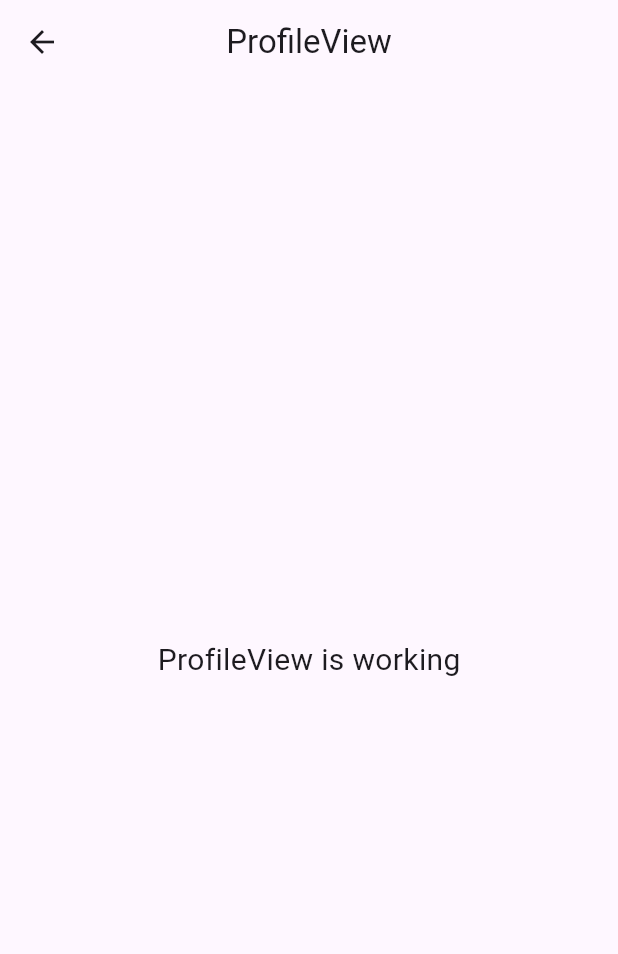
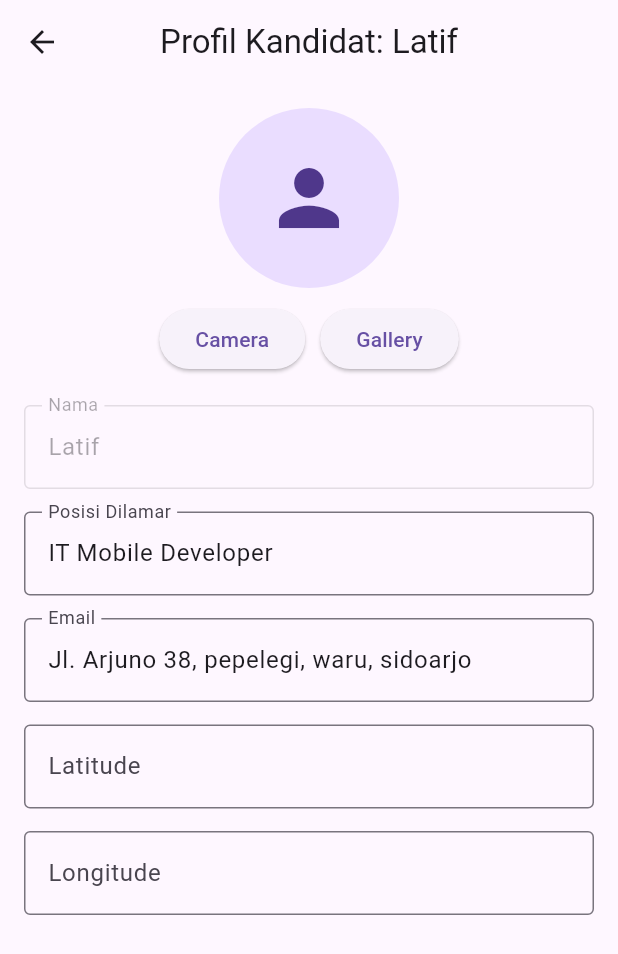
Before and after one commit to mlatifr/latif_it_mobile_developer, a Flutter app: the ProfileView screen opened by its route, on a phone screen of 412 x 824 dp. Shown: the top 954 px of the screen. Run offline on Flutter 3.47's test engine with Material 3 defaults, Android fonts, the phone set to English and light mode, and no system bars; our stand-ins replace dio, get, image_picker, shared_preferences, sqflite; accounts and stored records are empty.

```diff
--- a/lib/app/modules/profile/controllers/profile_controller.dart
+++ b/lib/app/modules/profile/controllers/profile_controller.dart
@@ -1,23 +1,106 @@
+import 'dart:io';
+import 'package:flutter/material.dart';
 import 'package:get/get.dart';
+import 'package:image_picker/image_picker.dart';
+import 'package:path_provider/path_provider.dart';
+import 'package:shared_preferences/shared_preferences.dart';
+// import 'package:location/location.dart';
 
 class ProfileController extends GetxController {
-  //TODO: Implement ProfileController
+  final picker = ImagePicker();
 
-  final count = 0.obs;
+  var imagePath = ''.obs;
+
+  final nameController = TextEditingController(text: "Latif");
+  final positionController = TextEditingController(text: "IT Mobile Developer");
+  final emailController =
+      TextEditingController(text: "Jl. Arjuno 38, pepelegi, waru, sidoarjo");
+  var latController = TextEditingController();
+  var longController = TextEditingController();
+
   @override
   void onInit() {
+    loadImage();
     super.onInit();
   }
 
-  @override
-  void onReady() {
-    super.onReady();
+  Future pickFromCamera() async {
+    final picked = await picker.pickImage(source: ImageSource.camera);
+
+    if (picked != null) {
+      await saveImage(File(picked.path));
+    }
   }
 
-  @override
-  void onClose() {
-    super.onClose();
+  Future pickFromGallery() async {
+    final picked = await picker.pickImage(source: ImageSource.gallery);
+
+    if (picked != null) {
+      await saveImage(File(picked.path));
+    }
   }
 
-  void increment() => count.value++;
+  Future saveImage(File image) async {
+    final directory = await getApplicationDocumentsDirectory();
+
+    final fileName = "profile_${DateTime.now().millisecondsSinceEpoch}.jpg";
+
+    final savedImage = await image.copy("${directory.path}/$fileName");
+
+    final prefs = await SharedPreferences.getInstance();
+    await prefs.setString("profile_image", savedImage.path);
+
+    imagePath.value = savedImage.path;
+  }
+
+  Future loadImage() async {
+    final prefs = await SharedPreferences.getInstance();
+    imagePath.value = prefs.getString("profile_image") ?? "";
+  }
+
+  /// plugin error crash dengan gradle saya:
+  ///
+  ///
+  // Future<void> getLocation() async {
+  //   Location location = Location();
+
+  //   bool serviceEnabled;
+  //   PermissionStatus permissionGranted;
+  //   LocationData locationData;
+
+  //   serviceEnabled = await location.serviceEnabled();
+  //   if (!serviceEnabled) {
+  //     serviceEnabled = await location.requestService();
+  //     if (!serviceEnabled) {
+  //       Get.snackbar("Error", "GPS tidak aktif");
+  //       return;
+  //     }
+  //   }
+
+  //   permissionGranted = await location.hasPermission();
+  //   if (permissionGranted == PermissionStatus.denied) {
+  //     permissionGranted = await location.requestPermission();
+  //     if (permissionGranted != PermissionStatus.granted) {
+  //       Get.snackbar("Error", "Izin lokasi ditolak");
+  //       return;
+  //     }
+  //   }
+
+  //   if (permissionGranted == PermissionStatus.deniedForever) {
+  //     Get.snackbar("Error",
+  //         "Permission lokasi ditolak permanen. Silakan cek pengaturan HP.");
+  //     return;
+  //   }
+
+  //   await location.changeSettings(accuracy: LocationAccuracy.high);
+
+  //   try {
+  //     locationData = await location.getLocation();
+
+  //     latController.text = locationData.latitude.toString();
+  //     longController.text = locationData.longitude.toString();
+  //   } catch (e) {
+  //     Get.snackbar("Error", "Gagal mengambil lokasi: $e");
+  //   }
+  // }
 }
--- a/lib/app/modules/profile/views/profile_view.dart
+++ b/lib/app/modules/profile/views/profile_view.dart
@@ -1,22 +1,90 @@
+import 'dart:io';
 import 'package:flutter/material.dart';
-
 import 'package:get/get.dart';
-
 import '../controllers/profile_controller.dart';
 
 class ProfileView extends GetView<ProfileController> {
   const ProfileView({super.key});
+
   @override
   Widget build(BuildContext context) {
     return Scaffold(
       appBar: AppBar(
-        title: const Text('ProfileView'),
+        title: const Text("Profil Kandidat: Latif"),
         centerTitle: true,
       ),
-      body: const Center(
-        child: Text(
-          'ProfileView is working',
-          style: TextStyle(fontSize: 20),
+      body: SingleChildScrollView(
+        padding: const EdgeInsets.all(16),
+        child: Column(
+          children: [
+            Obx(() {
+              return CircleAvatar(
+                radius: 60,
+                backgroundImage: controller.imagePath.value.isEmpty
+                    ? null
+                    : FileImage(File(controller.imagePath.value)),
+                child: controller.imagePath.value.isEmpty
+                    ? const Icon(Icons.person, size: 60)
+                    : null,
+              );
+            }),
+            const SizedBox(height: 10),
+            Row(
+              mainAxisAlignment: MainAxisAlignment.center,
+              children: [
+                ElevatedButton(
+                  onPressed: controller.pickFromCamera,
+                  child: const Text("Camera"),
+                ),
+                const SizedBox(width: 10),
+                ElevatedButton(
+                  onPressed: controller.pickFromGallery,
+                  child: const Text("Gallery"),
+                ),
+              ],
+            ),
+            const SizedBox(height: 20),
+            TextField(
+              controller: controller.nameController,
+              decoration: const InputDecoration(
+                labelText: "Nama",
+                enabled: false,
+                border: OutlineInputBorder(),
+              ),
+            ),
+            const SizedBox(height: 15),
+            TextField(
+              controller: controller.positionController,
+              decoration: const InputDecoration(
+                labelText: "Posisi Dilamar",
+                border: OutlineInputBorder(),
+              ),
+            ),
+            const SizedBox(height: 15),
+            TextField(
+              controller: controller.emailController,
+              decoration: const InputDecoration(
+                labelText: "Email",
+                border: OutlineInputBorder(),
+              ),
+            ),
+            const SizedBox(height: 15),
+            TextField(
+              controller: controller.latController,
+              decoration: const InputDecoration(
+                labelText: "Latitude",
+                border: OutlineInputBorder(),
+              ),
+            ),
+            const SizedBox(height: 15),
+            TextField(
+              controller: controller.longController,
+              decoration: const InputDecoration(
+                labelText: "Longitude",
+                border: OutlineInputBorder(),
+              ),
+            ),
+          ],
         ),
       ),
     );
```
Also changed, not shown: 1 other file.
